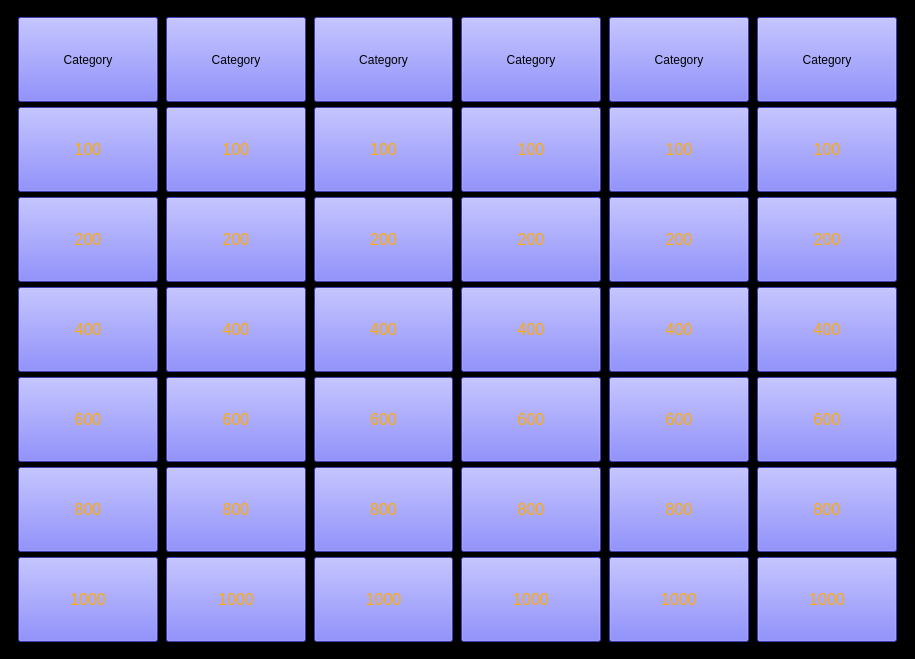
The window that UI_Files/game_window.ui (Thomas1B/Jeeopardy-) describes before a commit, drawn with Qt 5.
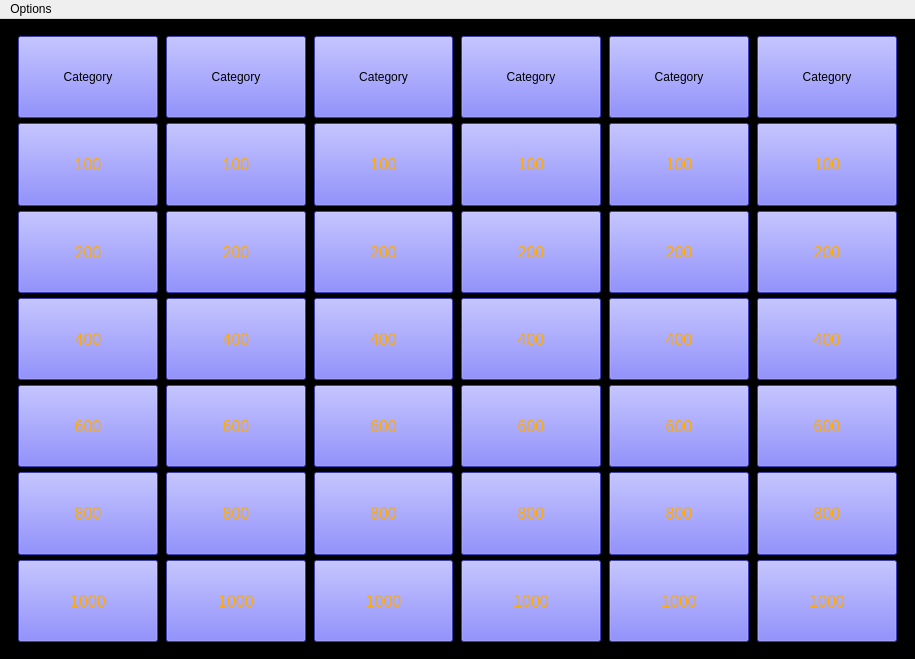
The same window after the commit.

Commit message: add music to game

```diff
--- a/UI_Files/game_window.ui
+++ b/UI_Files/game_window.ui
@@ -1109,6 +1109,13 @@
      <height>21</height>
     </rect>
    </property>
+   <widget class="QMenu" name="menuOptions">
+    <property name="title">
+     <string>Options</string>
+    </property>
+    <addaction name="actionMute"/>
+   </widget>
+   <addaction name="menuOptions"/>
   </widget>
   <action name="actionEdit_Mode">
    <property name="text">
```
Left out of the diff: 4 changed lines with no effect on the pictures. The commit also changes 3 other files.
